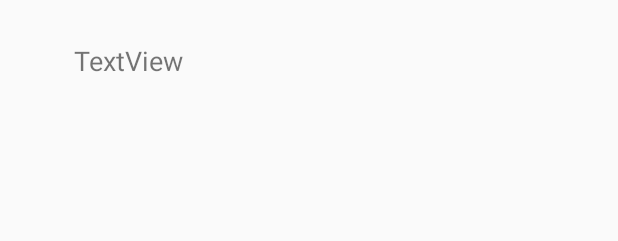
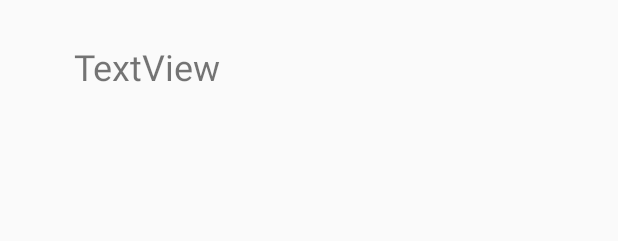
Before and after one commit to mdschleicher/NeverHaveIEver, an Android app: the layout response_activity.xml on its own in the app's theme, with its tools: preview values and no code run, on a phone screen of 412 x 824 dp. Shown: the top 241 px of the screen. Run offline under Robolectric (Android 15) with nearby library versions, the phone set to English and light mode, and no system bars.

Commit message:
Fixed the small bugs. Did some changes to layouts to make them look nicer.

```diff
--- a/app/build.gradle
+++ b/app/build.gradle
@@ -6,8 +6,8 @@ android {
         applicationId "edu.csula.cs.neverhaveiever"
         minSdkVersion 15
         targetSdkVersion 28
-        versionCode 1
-        versionName "1.0"
+        versionCode 2
+        versionName "2.0"
         testInstrumentationRunner "android.support.test.runner.AndroidJUnitRunner"
     }
     buildTypes {
--- a/app/src/main/java/edu/csula/cs/neverhaveiever/GameActivity.java
+++ b/app/src/main/java/edu/csula/cs/neverhaveiever/GameActivity.java
@@ -34,11 +34,13 @@ public class GameActivity extends AppCompatActivity {
     FloatingActionButton actionButton;
     TextView g_game_lobby_name;
     EditText questionInput;
+    String game_key;
 
     final String MY_PREFS_NAME = "GAME";
 
     private List<Question> questionList;
     private RecyclerView recyclerView;
+    private String gameId;
 
     @Override
     protected void onCreate(final Bundle savedInstanceState) {
@@ -53,7 +55,7 @@ public class GameActivity extends AppCompatActivity {
         Intent intent = getIntent();
 
         String game_name = intent.getStringExtra("game_name");
-        String gameId = intent.getStringExtra("game_key");
+        gameId = intent.getStringExtra("game_key");
 
         if (game_name != null) {
             g_game_lobby_name.setText(game_name);
@@ -119,7 +121,7 @@ public class GameActivity extends AppCompatActivity {
                 String user_image_url = prefs_user.getString("user_image_url", null);
                 String user_name = prefs_user.getString("user_name", null);
                 SharedPreferences prefs_game = getSharedPreferences("GAME", MODE_PRIVATE);
-                String gameId  = prefs_game.getString("game_key", null);
+
                 String key = db.push().getKey();
 
                 String statement = edditext.getText().toString();
--- a/app/src/main/java/edu/csula/cs/neverhaveiever/GameAdapter.java
+++ b/app/src/main/java/edu/csula/cs/neverhaveiever/GameAdapter.java
@@ -5,6 +5,7 @@ import android.content.Intent;
 import android.content.SharedPreferences;
 import android.net.Uri;
 import android.support.v7.widget.RecyclerView;
+import android.util.Log;
 import android.view.LayoutInflater;
 import android.view.View;
 import android.view.ViewGroup;
@@ -88,7 +89,7 @@ public class GameAdapter extends RecyclerView.Adapter<GameAdapter.GameViewHolder
             String joinCode = gameList.get(getAdapterPosition()).getJoinCode();
             String name = gameList.get(getAdapterPosition()).getName();
 
-
+            Log.d("GameAdapterClick", joinCode);
             completed_Profile.putExtra("game_key", joinCode);
             completed_Profile.putExtra("game_name", name);
 
--- a/app/src/main/res/layout/ask_question.xml
+++ b/app/src/main/res/layout/ask_question.xml
@@ -50,7 +50,7 @@
             android:layout_marginTop="8dp"
             android:text="TextView"
             android:textSize="18sp"
-            app:layout_constraintBottom_toTopOf="@+id/recyclerView"
+            app:layout_constraintBottom_toBottomOf="parent"
             app:layout_constraintEnd_toEndOf="parent"
             app:layout_constraintHorizontal_bias="0.361"
             app:layout_constraintStart_toEndOf="@+id/question_person"
--- a/app/src/main/res/layout/game.xml
+++ b/app/src/main/res/layout/game.xml
@@ -33,15 +33,15 @@
 
     <android.support.v7.widget.RecyclerView
         android:id="@+id/question_recycler_view"
-        android:layout_width="363dp"
-        android:layout_height="447dp"
+        android:layout_width="0dp"
+        android:layout_height="0dp"
         android:layout_marginBottom="8dp"
         android:layout_marginEnd="8dp"
         android:layout_marginLeft="8dp"
         android:layout_marginRight="8dp"
         android:layout_marginStart="8dp"
         android:layout_marginTop="8dp"
-        app:layout_constraintBottom_toTopOf="@+id/game_ask_question"
+        app:layout_constraintBottom_toBottomOf="parent"
         app:layout_constraintEnd_toEndOf="parent"
         app:layout_constraintHorizontal_bias="0.0"
         app:layout_constraintStart_toStartOf="parent"
--- a/app/src/main/res/layout/response_activity.xml
+++ b/app/src/main/res/layout/response_activity.xml
@@ -15,7 +15,7 @@
         android:layout_marginStart="8dp"
         android:layout_marginTop="28dp"
         android:text="TextView"
-        android:textSize="18sp"
+        android:textSize="24sp"
         app:layout_constraintEnd_toEndOf="parent"
         app:layout_constraintStart_toStartOf="parent"
         app:layout_constraintTop_toTopOf="parent" />
@@ -23,19 +23,17 @@
     <android.support.v7.widget.RecyclerView
         android:id="@+id/response_recycler_view"
         android:layout_width="341dp"
-        android:layout_height="253dp"
-        android:layout_marginBottom="8dp"
+        android:layout_height="332dp"
         android:layout_marginEnd="8dp"
         android:layout_marginLeft="8dp"
         android:layout_marginRight="8dp"
         android:layout_marginStart="8dp"
         android:layout_marginTop="8dp"
-        app:layout_constraintBottom_toBottomOf="parent"
+        app:layout_constraintBottom_toTopOf="@+id/button_have"
         app:layout_constraintEnd_toEndOf="parent"
         app:layout_constraintHorizontal_bias="0.521"
         app:layout_constraintStart_toStartOf="parent"
-        app:layout_constraintTop_toBottomOf="@+id/response_question"
-        app:layout_constraintVertical_bias="0.0" />
+        app:layout_constraintTop_toBottomOf="@+id/response_question" />
 
     <Button
         android:id="@+id/button_have"
@@ -47,8 +45,8 @@
         android:layout_marginRight="8dp"
         android:layout_marginStart="64dp"
         android:layout_marginTop="8dp"
+        android:onClick="have"
         android:text="I Have"
-        android:onClick="have"
         app:layout_constraintBottom_toBottomOf="parent"
         app:layout_constraintEnd_toStartOf="@+id/button_never"
         app:layout_constraintStart_toStartOf="parent"
@@ -65,8 +63,8 @@
         android:layout_marginRight="68dp"
         android:layout_marginStart="8dp"
         android:layout_marginTop="8dp"
+        android:onClick="never"
         android:text="I Never"
-        android:onClick="never"
         app:layout_constraintBottom_toBottomOf="parent"
         app:layout_constraintEnd_toEndOf="parent"
         app:layout_constraintHorizontal_bias="1.0"
```
Also changed, not shown: app/src/main/java/edu/csula/cs/neverhaveiever/MainActivity.java (+3 -5 lines), app/src/main/res/menu/main_menu.xml (+6 -6 lines), 2 other files.
